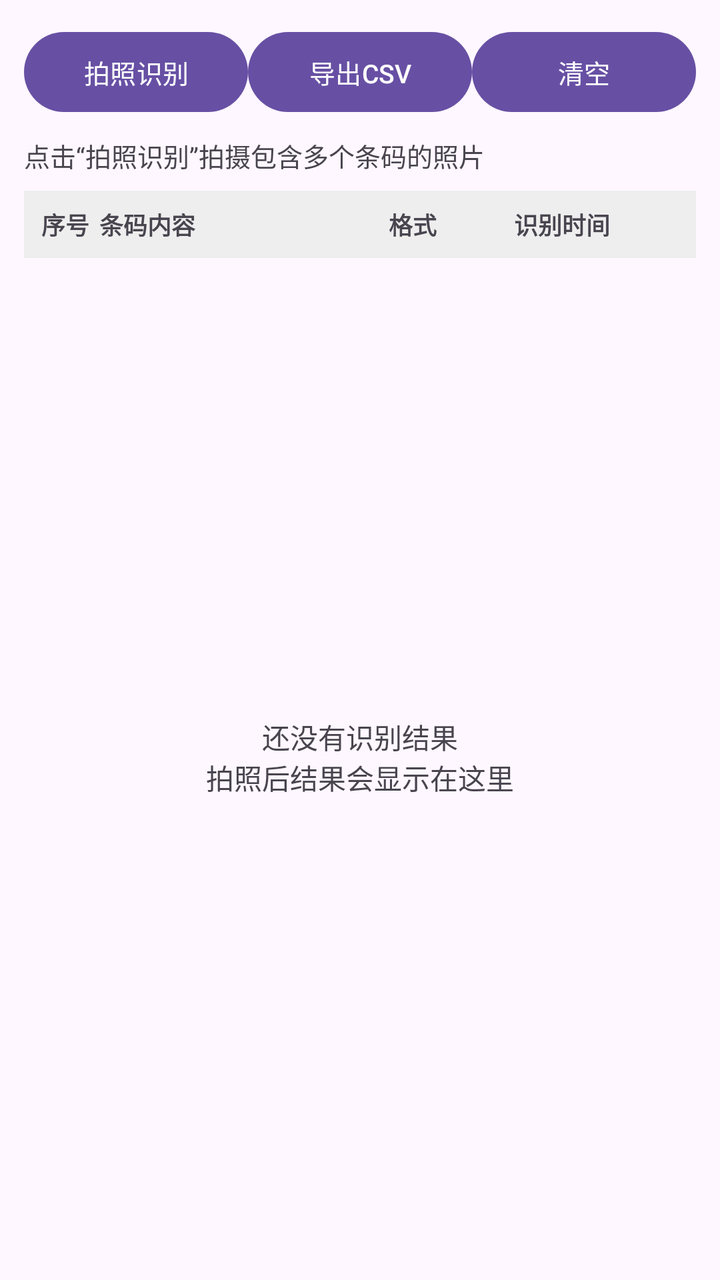
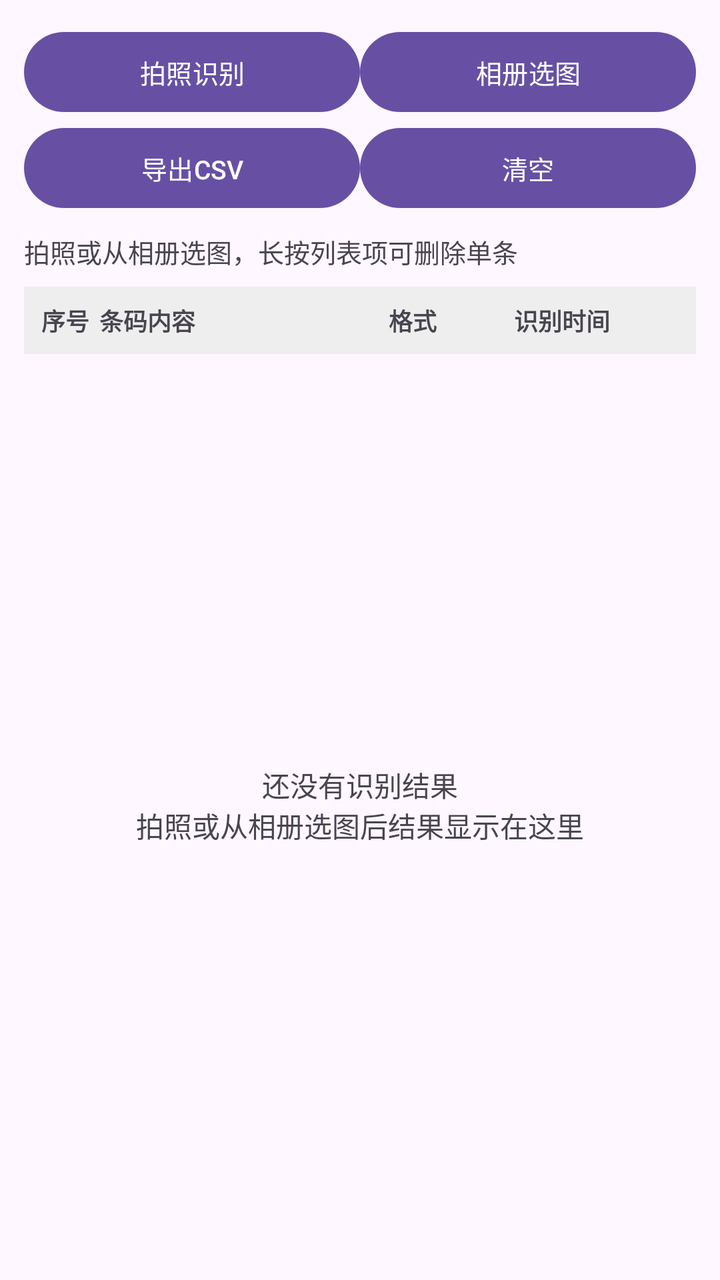

Two renders of the same Android screen: before a commit and after it. Below are the layout's source before the change and the commit's diff.
<!-- AndroidManifest.xml: application theme Theme.BatchBarcodeScanner -->
<!-- res/layout/activity_main.xml -->
<?xml version="1.0" encoding="utf-8"?>
<LinearLayout xmlns:android="http://schemas.android.com/apk/res/android"
    android:layout_width="match_parent"
    android:layout_height="match_parent"
    android:orientation="vertical"
    android:padding="12dp">

    <LinearLayout
        android:layout_width="match_parent"
        android:layout_height="wrap_content"
        android:orientation="horizontal">

        <Button
            android:id="@+id/takePhotoButton"
            android:layout_width="0dp"
            android:layout_height="wrap_content"
            android:layout_weight="1"
            android:text="拍照识别"
            android:textSize="13sp" />

        <Button
            android:id="@+id/exportButton"
            android:layout_width="0dp"
            android:layout_height="wrap_content"
            android:layout_weight="1"
            android:text="导出CSV"
            android:textSize="13sp" />

        <Button
            android:id="@+id/clearButton"
            android:layout_width="0dp"
            android:layout_height="wrap_content"
            android:layout_weight="1"
            android:text="清空"
            android:textSize="13sp" />
    </LinearLayout>

    <TextView
        android:id="@+id/statusText"
        android:layout_width="match_parent"
        android:layout_height="wrap_content"
        android:layout_marginTop="8dp"
        android:layout_marginBottom="8dp"
        android:text="点击“拍照识别”拍摄包含多个条码的照片"
        android:textSize="13sp" />

    <LinearLayout
        android:layout_width="match_parent"
        android:layout_height="wrap_content"
        android:background="#EEEEEE"
        android:orientation="horizontal"
        android:paddingLeft="4dp"
        android:paddingTop="8dp"
        android:paddingRight="4dp"
        android:paddingBottom="8dp">

        <TextView
            android:layout_width="0dp"
            android:layout_height="wrap_content"
            android:layout_weight="0.7"
            android:gravity="center"
            android:text="序号"
            android:textSize="12sp"
            android:textStyle="bold" />

        <TextView
            android:layout_width="0dp"
            android:layout_height="wrap_content"
            android:layout_weight="3"
            android:text="条码内容"
            android:textSize="12sp"
            android:textStyle="bold" />

        <TextView
            android:layout_width="0dp"
            android:layout_height="wrap_content"
            android:layout_weight="1.3"
            android:text="格式"
            android:textSize="12sp"
            android:textStyle="bold" />

        <TextView
            android:layout_width="0dp"
            android:layout_height="wrap_content"
            android:layout_weight="1.8"
            android:text="识别时间"
            android:textSize="12sp"
            android:textStyle="bold" />
    </LinearLayout>

    <FrameLayout
        android:layout_width="match_parent"
        android:layout_height="0dp"
        android:layout_weight="1">

        <androidx.recyclerview.widget.RecyclerView
            android:id="@+id/recyclerView"
            android:layout_width="match_parent"
            android:layout_height="match_parent" />

        <TextView
            android:id="@+id/emptyView"
            android:layout_width="match_parent"
            android:layout_height="match_parent"
            android:gravity="center"
            android:text="还没有识别结果\n拍照后结果会显示在这里"
            android:textSize="14sp" />
    </FrameLayout>

</LinearLayout>
<!-- resources referenced by this layout -->
<resources>
  <style name="Theme.BatchBarcodeScanner" parent="Theme.Material3.DayNight.NoActionBar">
      </style>
</resources>

<!-- the commit's change to res/layout/activity_main.xml (unified diff, before → after) -->
@@ -17,6 +17,20 @@
             android:layout_weight="1"
             android:text="拍照识别"
             android:textSize="13sp" />
+
+        <Button
+            android:id="@+id/pickImagesButton"
+            android:layout_width="0dp"
+            android:layout_height="wrap_content"
+            android:layout_weight="1"
+            android:text="相册选图"
+            android:textSize="13sp" />
+    </LinearLayout>
+
+    <LinearLayout
+        android:layout_width="match_parent"
+        android:layout_height="wrap_content"
+        android:orientation="horizontal">
 
         <Button
             android:id="@+id/exportButton"
@@ -41,7 +55,7 @@
         android:layout_height="wrap_content"
         android:layout_marginTop="8dp"
         android:layout_marginBottom="8dp"
-        android:text="点击“拍照识别”拍摄包含多个条码的照片"
+        android:text="拍照或从相册选图，长按列表项可删除单条"
         android:textSize="13sp" />
 
     <LinearLayout
@@ -103,7 +117,7 @@
             android:layout_width="match_parent"
             android:layout_height="match_parent"
             android:gravity="center"
-            android:text="还没有识别结果\n拍照后结果会显示在这里"
+            android:text="还没有识别结果\n拍照或从相册选图后结果显示在这里"
             android:textSize="14sp" />
     </FrameLayout>
 
